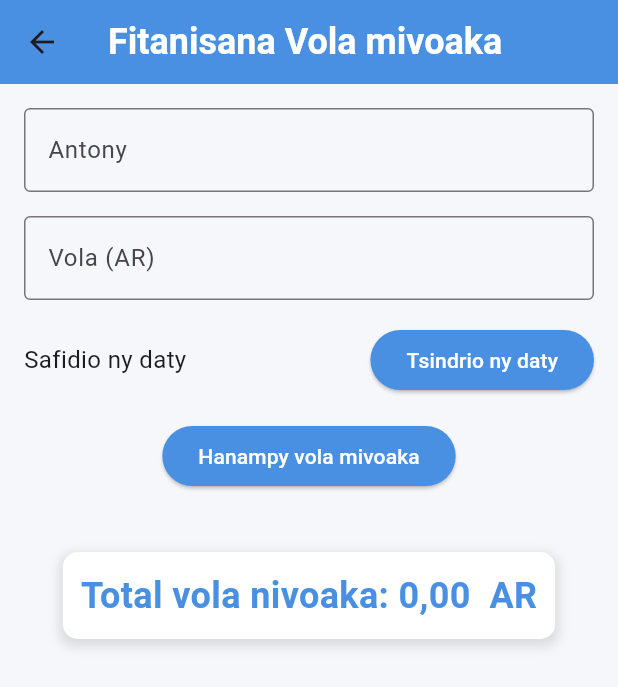
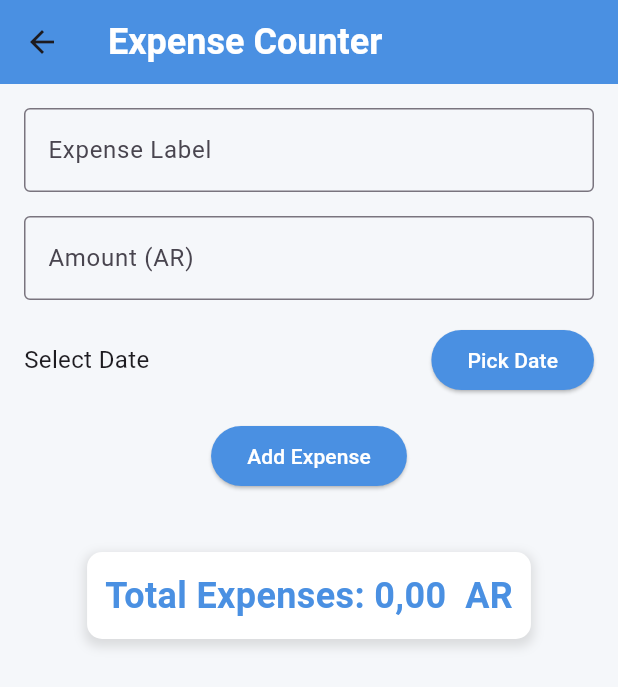
Before and after one commit to tounaf/fva_financy, a Flutter app: the ExpenseScreen screen opened directly with empty values, on a phone screen of 412 x 824 dp. Shown: the top 687 px of the screen. Run offline on Flutter 3.47's test engine with Material 3 defaults, Android fonts, the phone set to English and light mode, and no system bars.

Commit message:
improvement screen when board active

```diff
--- a/lib/screens/expense_screen.dart
+++ b/lib/screens/expense_screen.dart
@@ -66,7 +66,7 @@ class _ExpenseScreenState extends State<ExpenseScreen> {
       appBar: AppBar(
         backgroundColor: screen.primaryColor,
         title: const Text(
-          'Fitanisana Vola mivoaka',
+          'Expense Counter',
           style: TextStyle(
             fontSize: 24,
             fontWeight: FontWeight.bold,
@@ -74,24 +74,28 @@ class _ExpenseScreenState extends State<ExpenseScreen> {
           ),
         ),
       ),
-      body: Padding(
+      body: SingleChildScrollView(
+        // Conserver SingleChildScrollView pour le défilement
         padding: const EdgeInsets.all(16.0),
-        child: SingleChildScrollView(
         child: Column(
+          mainAxisSize:
+              MainAxisSize.min, // Limiter la taille de la colonne au contenu
           children: [
             Form(
               key: _formKey,
               child: Column(
+                mainAxisSize:
+                    MainAxisSize.min, // Limiter la taille du formulaire
                 children: [
                   TextFormField(
                     controller: _labelController,
                     decoration: const InputDecoration(
-                        labelText: 'Antony',
+                      labelText: 'Expense Label',
                       border: OutlineInputBorder(),
                     ),
                     validator: (value) {
                       if (value == null || value.isEmpty) {
-                          return 'Ampidiro ny antony';
+                        return 'Please enter an expense label';
                       }
                       return null;
                     },
@@ -101,15 +105,15 @@ class _ExpenseScreenState extends State<ExpenseScreen> {
                     controller: _amountController,
                     keyboardType: TextInputType.number,
                     decoration: const InputDecoration(
-                        labelText: 'Vola (AR)',
+                      labelText: 'Amount (AR)',
                       border: OutlineInputBorder(),
                     ),
                     validator: (value) {
                       if (value == null || value.isEmpty) {
-                          return 'Ampidiro ny vola';
+                        return 'Please enter an amount';
                       }
                       if (double.tryParse(value) == null) {
-                          return 'Azafady, tarehimarika ampidirina';
+                        return 'Please enter a valid number';
                       }
                       return null;
                     },
@@ -120,13 +124,13 @@ class _ExpenseScreenState extends State<ExpenseScreen> {
                     children: [
                       Text(
                         _selectedDate == null
-                              ? 'Safidio ny daty'
-                              : 'Daty: ${_selectedDate!.toLocal().toString().split(' ')[0]}',
+                            ? 'Select Date'
+                            : 'Date: ${_selectedDate!.toLocal().toString().split(' ')[0]}',
                         style: const TextStyle(fontSize: 16),
                       ),
                       ElevatedButton(
                         onPressed: () => _selectDate(context),
-                          child: const Text('Tsindrio ny daty'),
+                        child: const Text('Pick Date'),
                         style: ElevatedButton.styleFrom(
                           backgroundColor: screen.primaryColor,
                           foregroundColor: Colors.white,
@@ -137,7 +141,7 @@ class _ExpenseScreenState extends State<ExpenseScreen> {
                   const SizedBox(height: 16),
                   ElevatedButton(
                     onPressed: _submitExpense,
-                      child: const Text('Hanampy vola mivoaka'),
+                    child: const Text('Add Expense'),
                     style: ElevatedButton.styleFrom(
                       backgroundColor: screen.primaryColor,
                       foregroundColor: Colors.white,
@@ -147,14 +151,14 @@ class _ExpenseScreenState extends State<ExpenseScreen> {
               ),
             ),
             const SizedBox(height: 24),
+            // Remplacer Expanded par un ListView avec shrinkWrap
             ListView.builder(
-                shrinkWrap: true, // Corrige le problème d'affichage
+              shrinkWrap: true, // Ajuster la taille au contenu
               physics:
-                    const NeverScrollableScrollPhysics(), // Désactive le scroll pour éviter les conflits
+                  const NeverScrollableScrollPhysics(), // Désactiver le défilement indépendant
               itemCount: widget.offeringData.expenseData.expenses.length,
               itemBuilder: (context, index) {
-                  final expense =
-                      widget.offeringData.expenseData.expenses[index];
+                final expense = widget.offeringData.expenseData.expenses[index];
                 return ListTile(
                   title: Text(expense.label),
                   subtitle: Text('Date: ${expense.formattedDate}'),
@@ -179,7 +183,7 @@ class _ExpenseScreenState extends State<ExpenseScreen> {
                 ),
                 padding: const EdgeInsets.all(12),
                 child: Text(
-                    'Total vola nivoaka: ${formatAmount(widget.offeringData.getTotalExpenses())}',
+                  'Total Expenses: ${formatAmount(widget.offeringData.getTotalExpenses())}',
                   style: const TextStyle(
                     fontSize: 24,
                     fontWeight: FontWeight.bold,
@@ -191,7 +195,6 @@ class _ExpenseScreenState extends State<ExpenseScreen> {
           ],
         ),
       ),
-      ),
     );
   }
 }
```
Lines whose indentation alone changed are shown as unchanged.
